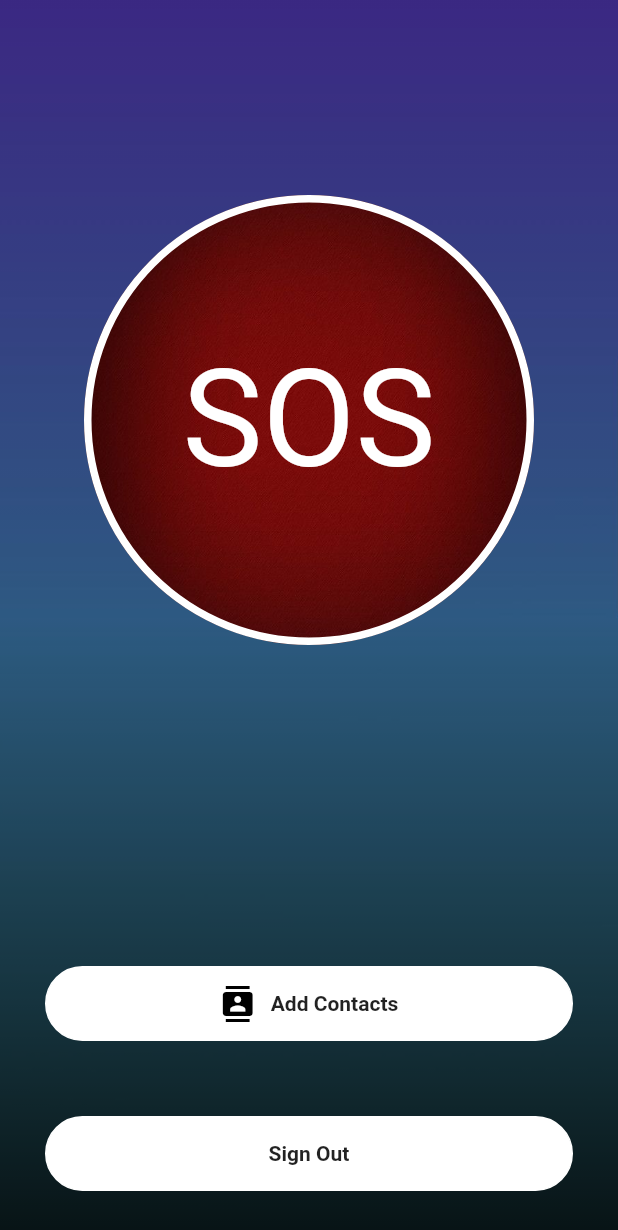
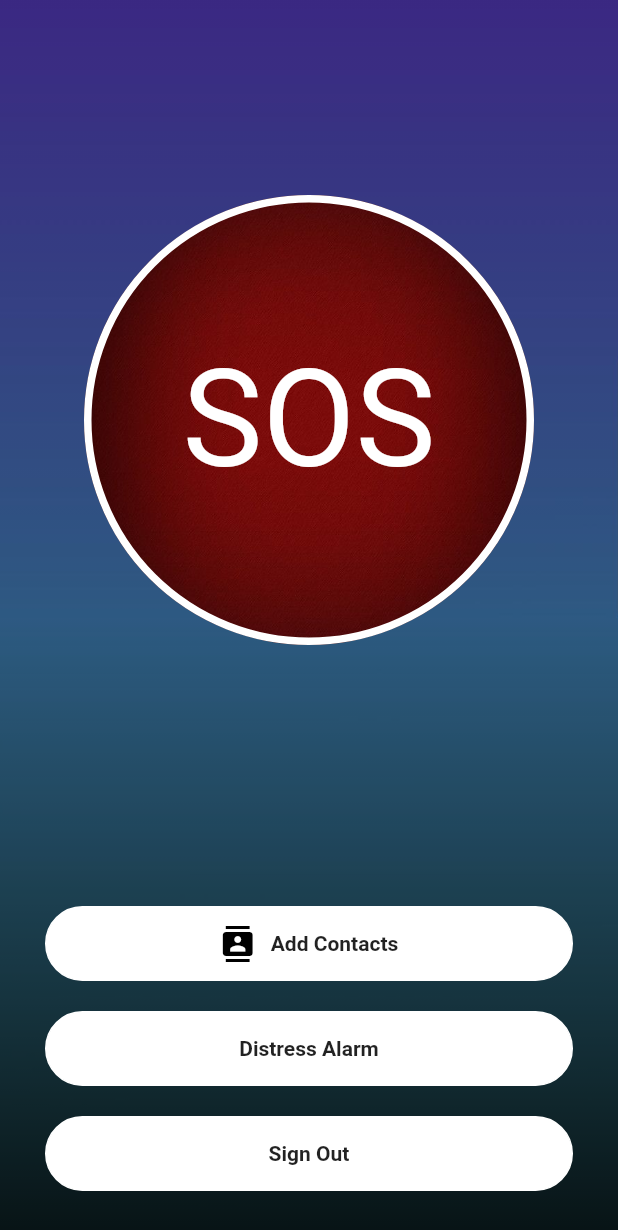
Before and after one commit to sakship31/women-safety-app, a Flutter app: the screen it shows once a user with an empty profile is signed in, on a phone screen of 412 x 824 dp. Shown: the top 1230 px of the screen. Run offline on Flutter 3.47's test engine with Material 2 defaults, Android fonts, the phone set to English and light mode, and no system bars; our stand-ins replace audioplayers, firebase_auth, geolocator, sqflite; missing offline and left inert: dart:ffi, sms; accounts and stored records are empty.

Commit message:
distress alarm

```diff
--- a/lib/screens/dashboard.dart
+++ b/lib/screens/dashboard.dart
@@ -1,3 +1,4 @@
+import 'package:audioplayers/audioplayers.dart';
 import 'package:flutter/material.dart';
 import 'package:geolocator/geolocator.dart';
 import 'package:safety_app/services/authservice.dart';
@@ -8,6 +9,7 @@ import 'package:sms/sms.dart';
 import './contacts.dart';
 import '../models/contactModel.dart';
 import '../services/storage.dart';
+import 'package:audioplayers/audio_cache.dart';
 
 class DashboardPage extends StatefulWidget {
   @override
@@ -18,6 +20,10 @@ class _DashboardPageState extends State<DashboardPage> {
   var dbHelper = Storage();
   List<ContactModel> contacts;
 
+AudioCache cache = AudioCache();
+AudioPlayer player = AudioPlayer();
+
+  bool isPlaying = false;
   static const platform = const MethodChannel('sendSms');
 
   Future<Position> getCurrentLocation() async {
@@ -26,6 +32,14 @@ class _DashboardPageState extends State<DashboardPage> {
     print(position.latitude);
     return position;
   }
+
+  void _playFile() async{
+  player = await cache.loop('audio/note1.wav'); // assign player here
+}
+
+void _stopFile() {
+  player?.stop(); // stop the file like this
+}
 
   @override
   Widget build(BuildContext context) {
@@ -68,9 +82,8 @@ class _DashboardPageState extends State<DashboardPage> {
                   SafeArea(
                     child: InkWell(
                       onTap: () async {
-
                         Position position = await getCurrentLocation();
-                         print("Pressed");
+                        print("Pressed");
                         contacts = await dbHelper.getContacts();
                         print(contacts[0].number);
                         SmsSender sender = new SmsSender();
@@ -155,8 +168,33 @@ class _DashboardPageState extends State<DashboardPage> {
                           //color:Colors.white
                         )),
                   ),
-
-                  SizedBox(height: 50),
+                  SizedBox(height: 20),
+                  InkWell(
+                    onTap: () {
+                      if(isPlaying){
+                        _stopFile();
+                        isPlaying=false;
+                      }
+                      else{
+                        _playFile();
+                        isPlaying=true;
+                      }
+                    },
+                    child: Container(
+                        child: Center(
+                            child: Text("Distress Alarm",
+                                style: TextStyle(
+                                  fontWeight: FontWeight.bold,
+                                ))),
+                        height: 50,
+                        decoration: BoxDecoration(
+                          color: Colors.white,
+                          border: Border.all(color: Colors.white),
+                          borderRadius: BorderRadius.circular(50),
+                          //color:Colors.white
+                        )),
+                  ),
+                  SizedBox(height: 20),
                   InkWell(
                     onTap: () {
                       AuthService().signOut();
--- a/pubspec.yaml
+++ b/pubspec.yaml
@@ -25,6 +25,7 @@ dependencies:
   sqflite:
   path:
   geolocator: ^5.3.2+2
+  audioplayers: ^0.16.1
   # The following adds the Cupertino Icons font to your application.
   # Use with the CupertinoIcons class for iOS style icons.
   cupertino_icons: ^0.1.2
@@ -51,6 +52,8 @@ flutter:
    - assets/images/back.jpg
    - assets/images/logo.png
    - assets/images/button.jpg
+   - assets/audio/note1.wav
+   - assets/audio/female_scream.mp3
   #  - images/a_dot_ham.jpeg
 
   # An image asset can refer to one or more resolution-specific "variants", see
```
Also changed, not shown: pubspec.lock, 1 other file.
